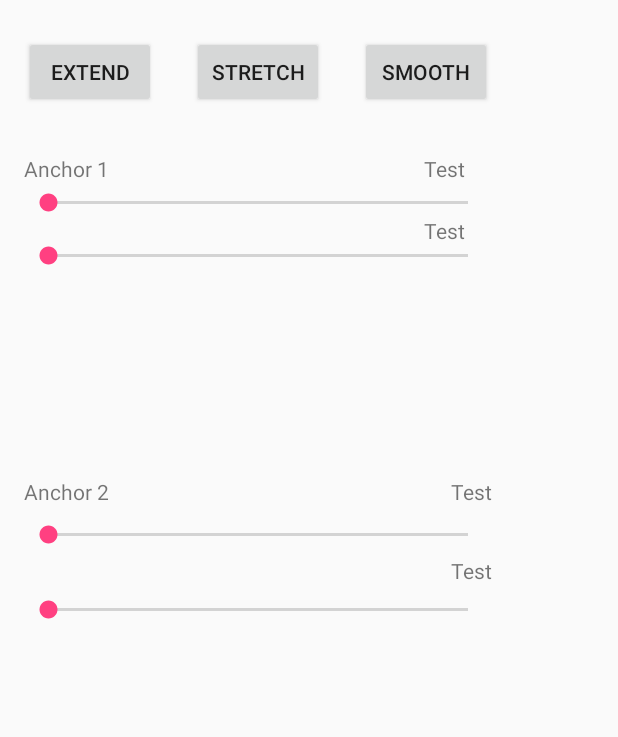
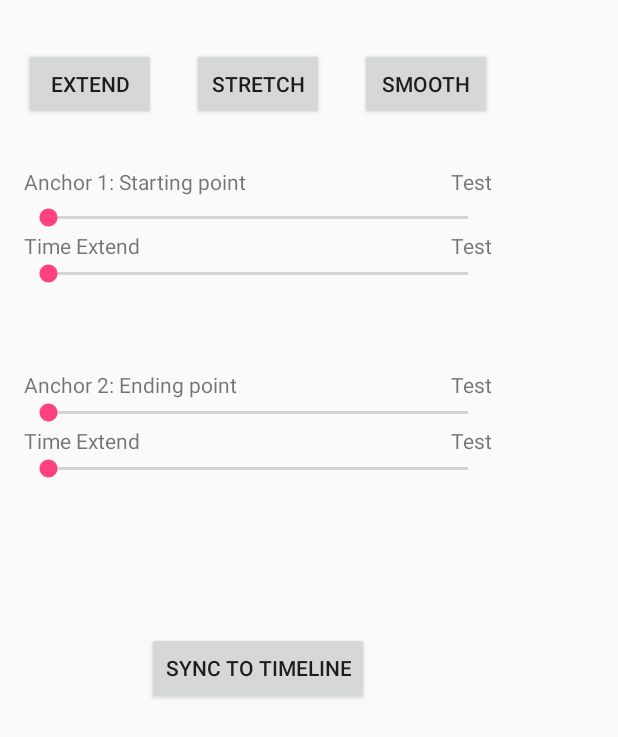
Before and after one commit to JerryGQian/Warp, an Android app: the layout activity_configure.xml on its own in the app's theme, with its tools: preview values and no code run, on a phone screen of 412 x 824 dp. Shown: the top 737 px of the screen. Run offline under Robolectric (Android 15) with nearby library versions, the phone set to English and light mode, and no system bars.

Commit message:
nothing much

```diff
--- a/Warp/app/src/main/res/layout/activity_configure.xml
+++ b/Warp/app/src/main/res/layout/activity_configure.xml
@@ -6,148 +6,174 @@
     android:layout_height="match_parent"
     tools:context="ninja.qian.warp.Configure">
 
-    <RelativeLayout xmlns:android="http://schemas.android.com/apk/res/android"
-        xmlns:tools="http://schemas.android.com/tools"
+    <RelativeLayout
         android:layout_width="344dp"
         android:layout_height="495dp"
         android:paddingBottom="@dimen/activity_vertical_margin"
         android:paddingLeft="@dimen/activity_horizontal_margin"
         android:paddingRight="@dimen/activity_horizontal_margin"
         android:paddingTop="@dimen/activity_vertical_margin"
-        tools:layout_editor_absoluteY="8dp"
-        tools:layout_editor_absoluteX="8dp">
+        tools:layout_editor_absoluteX="20dp"
+        app:layout_constraintTop_toTopOf="parent"
+        android:layout_marginTop="8dp">
 
         <TextView
             android:id="@+id/labelh1"
-            android:onClick="onClick"
             android:layout_width="wrap_content"
             android:layout_height="wrap_content"
+            android:onClick="onClick"
             android:text="Test"
-            android:layout_marginRight="18dp"
-            android:layout_marginEnd="18dp"
             android:layout_alignBaseline="@+id/anchor_1"
             android:layout_alignBottom="@+id/anchor_1"
             android:layout_alignParentRight="true"
             android:layout_alignParentEnd="true" />
+
         <TextView
             android:id="@+id/labelh1N"
-            android:onClick="onClick"
             android:layout_width="wrap_content"
             android:layout_height="wrap_content"
-            android:text="Test"
+            android:layout_alignEnd="@+id/labelh1"
+            android:layout_alignRight="@+id/labelh1"
             android:layout_below="@+id/seekh1"
-            android:layout_alignRight="@+id/labelh1"
-            android:layout_alignEnd="@+id/labelh1" />
+            android:onClick="onClick"
+            android:text="Test" />
+
         <TextView
             android:id="@+id/labelh2"
-            android:onClick="onClick"
             android:layout_width="wrap_content"
             android:layout_height="wrap_content"
-            android:text="Test"
             android:layout_alignBaseline="@+id/anchor_2"
             android:layout_alignBottom="@+id/anchor_2"
+            android:layout_alignParentEnd="true"
             android:layout_alignParentRight="true"
-            android:layout_alignParentEnd="true" />
+            android:onClick="onClick"
+            android:text="Test" />
+
         <TextView
             android:id="@+id/labelh2N"
-            android:onClick="onClick"
             android:layout_width="wrap_content"
             android:layout_height="wrap_content"
+            android:onClick="onClick"
             android:text="Test"
-            android:layout_marginBottom="7dp"
             android:layout_above="@+id/seekh2N"
             android:layout_alignParentRight="true"
             android:layout_alignParentEnd="true" />
 
         <Button
             android:id="@+id/smooth_button"
-            android:onClick="onClick"
             android:layout_width="wrap_content"
             android:layout_height="wrap_content"
-            android:text="Smooth"
             android:layout_alignBaseline="@+id/stretch_button"
             android:layout_alignBottom="@+id/stretch_button"
+            android:layout_alignParentEnd="true"
             android:layout_alignParentRight="true"
-            android:layout_alignParentEnd="true" />
+            android:onClick="onClick"
+            android:text="Smooth" />
+
         <Button
             android:id="@+id/stretch_button"
-            android:onClick="onClick"
             android:layout_width="wrap_content"
             android:layout_height="wrap_content"
-            android:text="Stretch"
             android:layout_alignBaseline="@+id/extend_button"
             android:layout_alignBottom="@+id/extend_button"
-            android:layout_centerHorizontal="true" />
+            android:layout_centerHorizontal="true"
+            android:onClick="onClick"
+            android:text="Stretch" />
 
         <Button
             android:id="@+id/extend_button"
             android:layout_width="wrap_content"
             android:layout_height="wrap_content"
-            android:text="Extend"
-            android:layout_alignParentTop="true"
             android:layout_alignParentLeft="true"
             android:layout_alignParentStart="true"
-            android:layout_marginTop="8dp" />
+            android:layout_alignParentTop="true"
+            android:layout_marginTop="8dp"
+            android:text="Extend" />
 
         <SeekBar
             android:id="@+id/seekh1"
             android:layout_width="match_parent"
             android:layout_height="wrap_content"
-            android:layout_marginTop="54dp"
+            android:layout_marginTop="56dp"
+            android:max="96"
             android:layout_below="@+id/smooth_button"
             android:layout_alignParentLeft="true"
-            android:layout_alignParentStart="true"
-            android:max="96"/>
+            android:layout_alignParentStart="true" />
 
         <SeekBar
             android:id="@+id/seekh1N"
             android:layout_width="match_parent"
             android:layout_height="wrap_content"
-            android:layout_below="@+id/anchor_1"
             android:layout_alignParentLeft="true"
             android:layout_alignParentStart="true"
-            android:layout_marginTop="17dp"
-            android:max="96"/>
+            android:layout_below="@+id/textView3"
+            android:max="96" />
 
         <SeekBar
             android:id="@+id/seekh2"
             android:layout_width="match_parent"
             android:layout_height="wrap_content"
-            android:layout_marginBottom="32dp"
-            android:layout_above="@+id/seekh2N"
             android:layout_alignParentLeft="true"
             android:layout_alignParentStart="true"
-            android:max="96"/>
+            android:layout_below="@+id/anchor_2"
+            android:max="96" />
 
         <SeekBar
             android:id="@+id/seekh2N"
             android:layout_width="match_parent"
             android:layout_height="wrap_content"
-            android:layout_marginBottom="64dp"
-            android:layout_alignParentBottom="true"
+            android:max="96"
+            android:layout_below="@+id/textView5"
             android:layout_alignParentLeft="true"
-            android:layout_alignParentStart="true"
-            android:max="96"/>
+            android:layout_alignParentStart="true" />
 
         <TextView
             android:id="@+id/anchor_1"
             android:layout_width="wrap_content"
             android:layout_height="wrap_content"
-            android:text="Anchor 1"
-            android:layout_marginBottom="22dp"
+            android:text="Anchor 1: Starting point"
             android:layout_alignBottom="@+id/seekh1"
             android:layout_alignParentLeft="true"
-            android:layout_alignParentStart="true"/>
+            android:layout_alignParentStart="true"
+            android:layout_marginBottom="23dp" />
 
         <TextView
             android:id="@+id/anchor_2"
             android:layout_width="wrap_content"
             android:layout_height="wrap_content"
-            android:text="Anchor 2"
-            android:layout_marginBottom="10dp"
-            android:layout_above="@+id/seekh2"
             android:layout_alignParentLeft="true"
-            android:layout_alignParentStart="true" />
+            android:layout_alignParentStart="true"
+            android:layout_below="@+id/seekh1N"
+            android:layout_marginTop="55dp"
+            android:text="Anchor 2: Ending point" />
+
+        <Button
+            android:id="@+id/syncbutton"
+            android:layout_width="wrap_content"
+            android:layout_height="wrap_content"
+            android:layout_alignParentBottom="true"
+            android:layout_centerHorizontal="true"
+            android:layout_marginBottom="18dp"
+            android:onClick="onClick"
+            android:text="Sync to timeline" />
+
+        <TextView
+            android:id="@+id/textView3"
+            android:layout_width="wrap_content"
+            android:layout_height="wrap_content"
+            android:layout_alignParentLeft="true"
+            android:layout_alignParentStart="true"
+            android:layout_below="@+id/seekh1"
+            android:text="Time Extend" />
+
+        <TextView
+            android:id="@+id/textView5"
+            android:layout_width="wrap_content"
+            android:layout_height="wrap_content"
+            android:layout_alignParentLeft="true"
+            android:layout_alignParentStart="true"
+            android:layout_below="@+id/seekh2"
+            android:text="Time Extend" />
 
 
         <!--<ExpandableListView
@@ -164,4 +190,11 @@
 
     </RelativeLayout>
 
+    <android.support.constraint.Guideline
+        android:layout_width="wrap_content"
+        android:layout_height="wrap_content"
+        android:id="@+id/guideline"
+        app:layout_constraintGuide_begin="311dp"
+        android:orientation="horizontal" />
+
 </android.support.constraint.ConstraintLayout>
```
Also changed, not shown: Warp/app/src/main/res/drawable-nodpi/warplogowhite.png (added).
